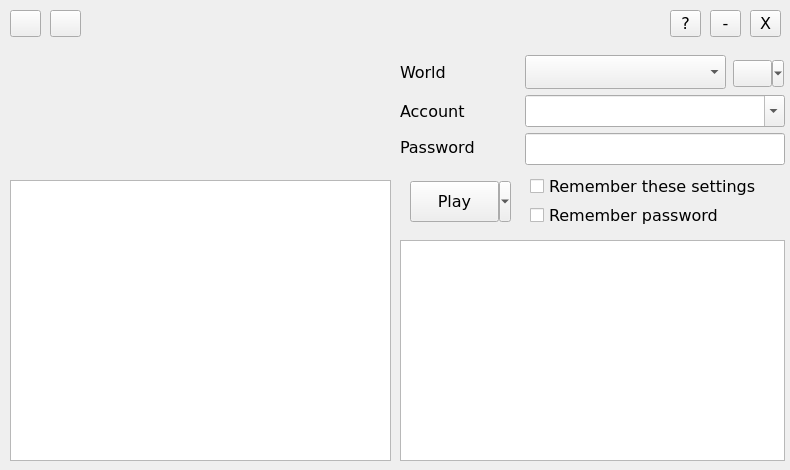
Above: OneLauncher/ui/winMain.ui from JuneStepp/OneLauncher before the change. Below: the same form after it.
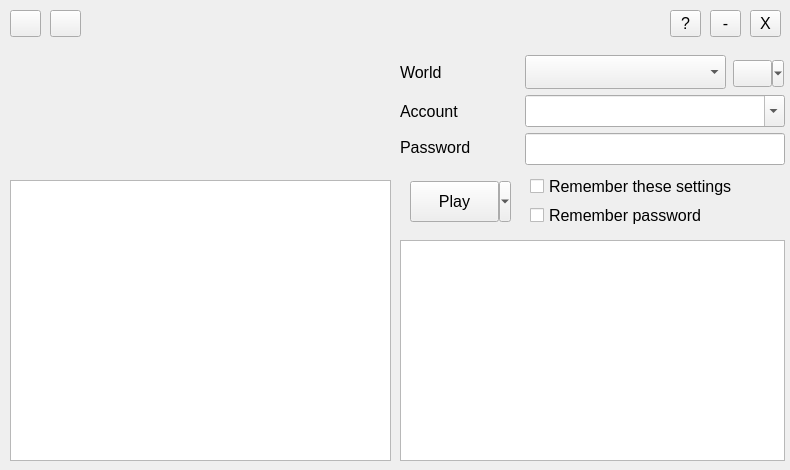
That is the form after the change.

The edit to the form file:
```diff
--- a/OneLauncher/ui/winMain.ui
+++ b/OneLauncher/ui/winMain.ui
@@ -12,7 +12,6 @@
   </property>
   <property name="font">
    <font>
-    <family>Verdana</family>
     <pointsize>12</pointsize>
    </font>
   </property>
@@ -46,7 +45,6 @@
     </property>
     <property name="font">
      <font>
-      <family>Verdana</family>
       <pointsize>12</pointsize>
      </font>
     </property>
@@ -68,7 +66,6 @@
     </property>
     <property name="font">
      <font>
-      <family>Verdana</family>
       <pointsize>12</pointsize>
      </font>
     </property>
@@ -87,7 +84,6 @@
     </property>
     <property name="font">
      <font>
-      <family>Verdana</family>
       <pointsize>12</pointsize>
      </font>
     </property>
@@ -160,7 +156,6 @@
     </property>
     <property name="font">
      <font>
-      <family>Verdana</family>
       <pointsize>12</pointsize>
      </font>
     </property>
@@ -185,7 +180,6 @@
     </property>
     <property name="font">
      <font>
-      <family>Verdana</family>
       <pointsize>12</pointsize>
      </font>
     </property>
@@ -355,7 +349,6 @@
     </property>
     <property name="font">
      <font>
-      <family>Verdana</family>
       <pointsize>12</pointsize>
      </font>
     </property>
```
Left out of the diff: 7 changed lines with no effect on the pictures.
